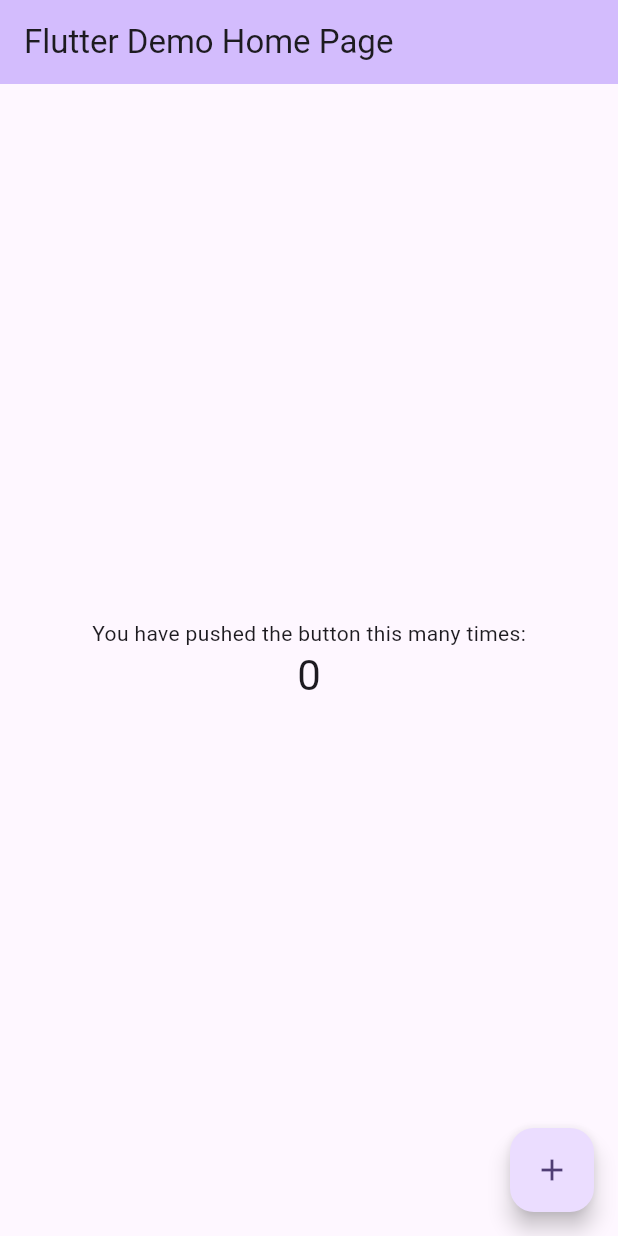
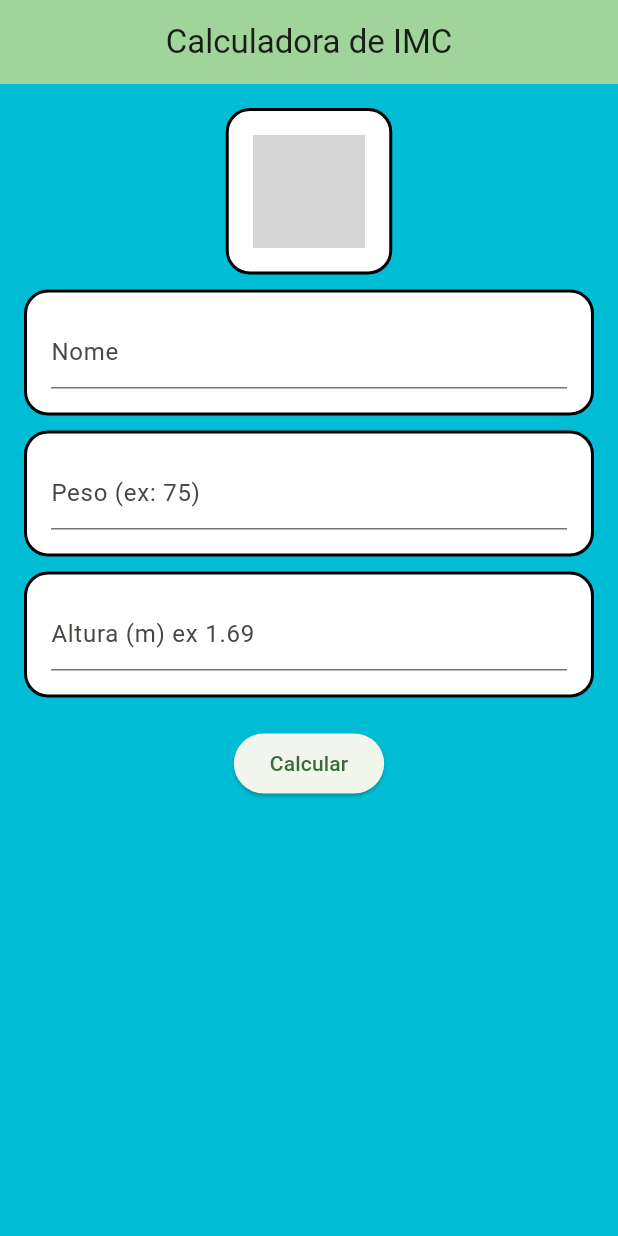
Before and after one commit to wagnersoaressantos/calculador_de_imc, a Flutter app: the screen it shows after launch, on a phone screen of 412 x 824 dp. Run offline on Flutter 3.47's test engine with Material 3 defaults, Android fonts, the phone set to English and light mode, and no system bars; grey boxes are pictures that could not be loaded.

Commit message:
update da tela, inserido elementos condicionais e de status

```diff
--- a/calculadoraimc/lib/calcularIMC/calculador_de_imc.dart
+++ /dev/null
@@ -1,32 +0,0 @@
-class CalculadorDeImc {
-
-  double calcular(double peso, double altura){
-    return peso / (altura*altura);
-  }
-
-  String classificacaoIMC(double imc){
-
-    if (imc < 16) return "Magreza grave";
-    if (imc < 17) return "Magreza moderada";
-    if (imc < 18.5) return "Magreza leve";
-    if (imc < 25) return "Saudável";
-    if (imc < 30) return "Sobrepeso";
-    if (imc < 35) return "Obesidade Grau I";
-    if (imc < 40) return "Obesidade Grau II (severa)";
-    return "Obesidade Grau III (mórbida)";
-
-  }
-
-
-}
-
-
-void main(){
-
-  var imc = CalculadorDeImc().calcular(72,1.69);
-  var classificacaoIMC = CalculadorDeImc().classificacaoIMC(imc);
-
-
-  print('IMC = $imc \nClassificação = $classificacaoIMC');
-
-}
--- a/calculadoraimc/lib/utils.dart
+++ /dev/null
@@ -1,18 +0,0 @@
-import 'dart:convert';
-import 'dart:io';
-
-double lerConsoleDouble(String texto){
-  var numero = double.tryParse(lerconsole(texto));
-  if (numero == null) {
-    print('Número informado incorreto alterando para 0.0');
-    return 0.0;
-  } else {
-    return numero;
-  }
-}
-
-String lerconsole(String texto) {
-  print(texto);
-  var line = stdin.readLineSync(encoding: utf8);
-  return line ?? "";
-}
--- /dev/null
+++ b/tela_calculadora_imc/lib/calcularIMC/calculador_de_imc.dart
@@ -0,0 +1,36 @@
+import 'package:tela_calculadora_imc/pessoa/pessoa.dart';
+
+class CalculadorDeImc {
+  static String calculadorDeImc(double peso, double altura) {
+    Pessoa pessoa = Pessoa(peso, altura);
+    double pesoPessoa = pessoa.peso;
+    double alturaPessoa = pessoa.altura;
+
+    double imc = CalculadorDeImc().calcular(pesoPessoa, alturaPessoa);
+    String imcFormatado = imc.toStringAsFixed(2);
+    String classificacao = CalculadorDeImc().classificacaoIMC(imc);
+    return 'Seu IMC é : $imcFormatado, \nClassificação: $classificacao ';
+  }
+
+  double calcular(double peso, double altura) {
+    return peso / (altura * altura);
+  }
+
+  String classificacaoIMC(double imc) {
+    if (imc < 16) return "Magreza grave";
+    if (imc < 17) return "Magreza moderada";
+    if (imc < 18.5) return "Magreza leve";
+    if (imc < 25) return "Saudável";
+    if (imc < 30) return "Sobrepeso";
+    if (imc < 35) return "Obesidade Grau I";
+    if (imc < 40) return "Obesidade Grau II (severa)";
+    return "Obesidade Grau III (mórbida)";
+  }
+}
+
+void main() {
+  var imc = CalculadorDeImc().calcular(72, 1.69);
+  var classificacaoIMC = CalculadorDeImc().classificacaoIMC(imc);
+
+  print('IMC = $imc \nClassificação = $classificacaoIMC');
+}
--- a/tela_calculadora_imc/lib/main.dart
+++ b/tela_calculadora_imc/lib/main.dart
@@ -1,4 +1,5 @@
 import 'package:flutter/material.dart';
+import 'package:tela_calculadora_imc/calcularIMC/calculador_de_imc.dart';
 
 void main() {
   runApp(const MyApp());
@@ -6,117 +7,207 @@ void main() {
 
 class MyApp extends StatelessWidget {
   const MyApp({super.key});
-
-  // This widget is the root of your application.
   @override
   Widget build(BuildContext context) {
     return MaterialApp(
-      title: 'Flutter Demo',
+      debugShowCheckedModeBanner: false,
+      title: 'Calculadora de IMC',
       theme: ThemeData(
-        // This is the theme of your application.
-        //
-        // TRY THIS: Try running your application with "flutter run". You'll see
-        // the application has a purple toolbar. Then, without quitting the app,
-        // try changing the seedColor in the colorScheme below to Colors.green
-        // and then invoke "hot reload" (save your changes or press the "hot
-        // reload" button in a Flutter-supported IDE, or press "r" if you used
-        // the command line to start the app).
-        //
-        // Notice that the counter didn't reset back to zero; the application
-        // state is not lost during the reload. To reset the state, use hot
-        // restart instead.
-        //
-        // This works for code too, not just values: Most code changes can be
-        // tested with just a hot reload.
-        colorScheme: ColorScheme.fromSeed(seedColor: Colors.deepPurple),
+        colorScheme: ColorScheme.fromSeed(
+          seedColor: const Color.fromARGB(255, 4, 238, 82),
+        ),
       ),
-      home: const MyHomePage(title: 'Flutter Demo Home Page'),
+      home: const MyHomePage(title: 'Calculadora de IMC'),
     );
   }
 }
 
 class MyHomePage extends StatefulWidget {
   const MyHomePage({super.key, required this.title});
-
-  // This widget is the home page of your application. It is stateful, meaning
-  // that it has a State object (defined below) that contains fields that affect
-  // how it looks.
-
-  // This class is the configuration for the state. It holds the values (in this
-  // case the title) provided by the parent (in this case the App widget) and
-  // used by the build method of the State. Fields in a Widget subclass are
-  // always marked "final".
-
   final String title;
-
   @override
   State<MyHomePage> createState() => _MyHomePageState();
 }
 
 class _MyHomePageState extends State<MyHomePage> {
-  int _counter = 0;
-
-  void _incrementCounter() {
-    setState(() {
-      // This call to setState tells the Flutter framework that something has
-      // changed in this State, which causes it to rerun the build method below
-      // so that the display can reflect the updated values. If we changed
-      // _counter without calling setState(), then the build method would not be
-      // called again, and so nothing would appear to happen.
-      _counter++;
-    });
-  }
+  final TextEditingController _nomePessoa = TextEditingController();
+  final TextEditingController _pesoPessoa = TextEditingController();
+  final TextEditingController _alturaPessoa = TextEditingController();
+  String _resultado = "";
+  bool _exibirResultado = false;
 
   @override
   Widget build(BuildContext context) {
-    // This method is rerun every time setState is called, for instance as done
-    // by the _incrementCounter method above.
-    //
-    // The Flutter framework has been optimized to make rerunning build methods
-    // fast, so that you can just rebuild anything that needs updating rather
-    // than having to individually change instances of widgets.
     return Scaffold(
+      backgroundColor: Colors.amber,
       appBar: AppBar(
-        // TRY THIS: Try changing the color here to a specific color (to
-        // Colors.amber, perhaps?) and trigger a hot reload to see the AppBar
-        // change color while the other colors stay the same.
         backgroundColor: Theme.of(context).colorScheme.inversePrimary,
-        // Here we take the value from the MyHomePage object that was created by
-        // the App.build method, and use it to set our appbar title.
         title: Text(widget.title),
+        centerTitle: true,
       ),
-      body: Center(
-        // Center is a layout widget. It takes a single child and positions it
-        // in the middle of the parent.
-        child: Column(
-          // Column is also a layout widget. It takes a list of children and
-          // arranges them vertically. By default, it sizes itself to fit its
-          // children horizontally, and tries to be as tall as its parent.
-          //
-          // Column has various properties to control how it sizes itself and
-          // how it positions its children. Here we use mainAxisAlignment to
-          // center the children vertically; the main axis here is the vertical
-          // axis because Columns are vertical (the cross axis would be
-          // horizontal).
-          //
-          // TRY THIS: Invoke "debug painting" (choose the "Toggle Debug Paint"
-          // action in the IDE, or press "p" in the console), to see the
-          // wireframe for each widget.
-          mainAxisAlignment: MainAxisAlignment.center,
-          children: <Widget>[
-            const Text('You have pushed the button this many times:'),
-            Text(
-              '$_counter',
-              style: Theme.of(context).textTheme.headlineMedium,
-            ),
-          ],
+      body: Container(
+        padding: EdgeInsets.all(16),
+        color: Colors.cyan,
+        child: Center(
+          child: Column(
+            // mainAxisAlignment: MainAxisAlignment.center,
+            children: [
+              Container(
+                // container da image
+                padding: EdgeInsets.all(16),
+                decoration: BoxDecoration(
+                  color: Colors.white,
+                  borderRadius: BorderRadius.circular(16),
+                  border: Border.all(
+                    style: BorderStyle.solid,
+                    width: 2,
+                    color: Colors.black,
+                  ),
+                ),
+                child: Column(
+                  children: [
+                    Image.asset(
+                      'assets/images/image.png',
+                      height: 75,
+                      width: 75,
+                    ),
+                  ],
+                ),
+              ),
+              SizedBox(height: 10),
+              Container(
+                padding: EdgeInsets.all(16),
+                decoration: BoxDecoration(
+                  color: Colors.white,
+                  borderRadius: BorderRadius.circular(16),
+                  border: Border.all(
+                    style: BorderStyle.solid,
+                    width: 2,
+                    color: Colors.black,
+                  ),
+                ),
+                child: Column(
+                  children: [
+                    TextField(
+                      controller: _nomePessoa,
+                      decoration: InputDecoration(hintText: 'Nome'),
+                    ),
+                  ],
+                ),
+              ),
+              SizedBox(height: 10),
+              Container(
+                padding: EdgeInsets.all(16),
+                decoration: BoxDecoration(
+                  color: Colors.white,
+                  borderRadius: BorderRadius.circular(16),
+                  border: Border.all(
+                    style: BorderStyle.solid,
+                    width: 2,
+                    color: Colors.black,
+                  ),
+                ),
+                child: Column(
+                  children: [
+                    TextField(
+                      controller: _pesoPessoa,
+                      decoration: InputDecoration(hintText: 'Peso (ex: 75)'),
+                    ),
+                  ],
+                ),
+              ),
+              SizedBox(height: 10),
+              Container(
+                padding: EdgeInsets.all(16),
+                decoration: BoxDecoration(
+                  color: Colors.white,
+                  borderRadius: BorderRadius.circular(16),
+                  border: Border.all(
+                    style: BorderStyle.solid,
+                    width: 2,
+                    color: Colors.black,
+                  ),
+                ),
+                child: Column(
+                  children: [
+                    TextField(
+                      controller: _alturaPessoa,
+                      decoration: InputDecoration(
+                        hintText: 'Altura (m) ex 1.69',
+                      ),
+                    ),
+                  ],
+                ),
+              ),
+              SizedBox(height: 10),
+              if (_exibirResultado)
+                Container(
+                  padding: EdgeInsets.all(16),
+                  decoration: BoxDecoration(
+                    color: Colors.white,
+                    borderRadius: BorderRadius.circular(16),
+                    border: Border.all(
+                      style: BorderStyle.solid,
+                      width: 2,
+                      color: Colors.black,
+                    ),
+                  ),
+                  child: Text(
+                    _resultado,
+                    textAlign: TextAlign.center,
+                    style: TextStyle(fontSize: 18, fontWeight: FontWeight.bold),
+                  ),
+                ),
+              SizedBox(height: 10),
+              ElevatedButton(
+                onPressed: () {
+                  setState(() {
+                    _resultado = CalculadorDeImc.calculadorDeImc(
+                      double.tryParse(_pesoPessoa.text)!,
+                      double.tryParse(_alturaPessoa.text)!,
+                    );
+                    _exibirResultado = true;
+                  });
+                },
+                child: Text('Calcular'),
+              ),
+              SizedBox(height: 2),
+              if (_exibirResultado)
+                ElevatedButton(
+                  onPressed: () {
+                    setState(() {
+                      _resultado = "";
+                      _exibirResultado = false;
+                    });
+                  },
+                  child: Text('Novo Calculo'),
+                ),
+            ],
+          ),
         ),
       ),
-      floatingActionButton: FloatingActionButton(
-        onPressed: _incrementCounter,
-        tooltip: 'Increment',
-        child: const Icon(Icons.add),
-      ), // This trailing comma makes auto-formatting nicer for build methods.
+
+      // body: Container(
+      //   // padding: EdgeInsets.all(15),
+      //   color: Colors.blue,
+      //   child: Center(
+      //     child: Column(
+      //       mainAxisAlignment: MainAxisAlignment.center,
+      //       children: <Widget>[
+      //         const Text('You have pushed the button this many times:'),
+      //         Text(
+      //           '$_counter',
+      //           style: Theme.of(context).textTheme.headlineMedium,
+      //         ),
+      //       ],
+      //     ),
+      //   ),
+      // ),
+      // floatingActionButton: FloatingActionButton(
+      //   onPressed: _incrementCounter,
+      //   tooltip: 'Increment',
+      //   child: const Icon(Icons.add),
+      // ), // This trailing comma makes auto-formatting nicer for build methods.
     );
   }
 }
--- a/tela_calculadora_imc/pubspec.yaml
+++ b/tela_calculadora_imc/pubspec.yaml
@@ -51,6 +51,8 @@ dev_dependencies:
 
 # The following section is specific to Flutter packages.
 flutter:
+  assets:
+    - assets\images\image.png
 
   # The following line ensures that the Material Icons font is
   # included with your application, so that you can use the icons in
```
Also changed, not shown: calculadoraimc/analysis_options.yaml (deleted, +0 -30 lines), calculadoraimc/bin/calculador_de_imc.dart (deleted, +0 -22 lines), calculadoraimc/check_list.txt (deleted, +0 -12 lines), calculadoraimc/pubspec.yaml (deleted, +0 -15 lines), calculadoraimc/pubspec.lock (deleted), tela_calculadora_imc/assets/images/image.png (added), tela_calculadora_imc/lib/pessoa/pessoa.dart (renamed from calculadoraimc/lib/pessoa/pessoa.dart), 4 other files.
